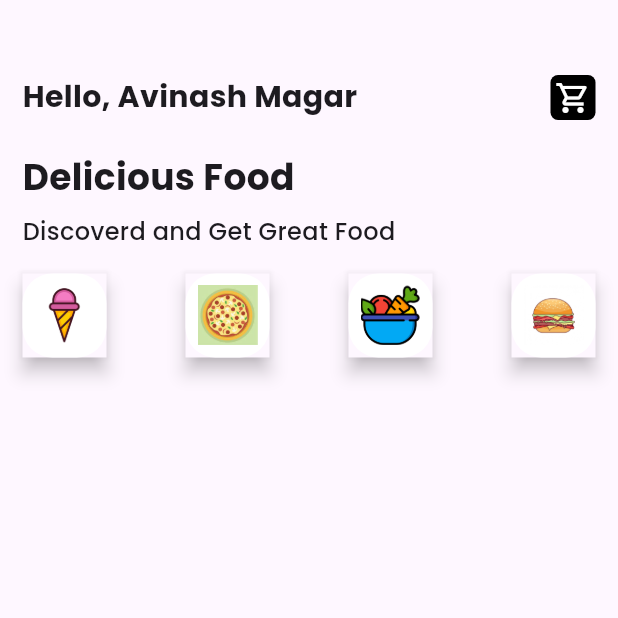
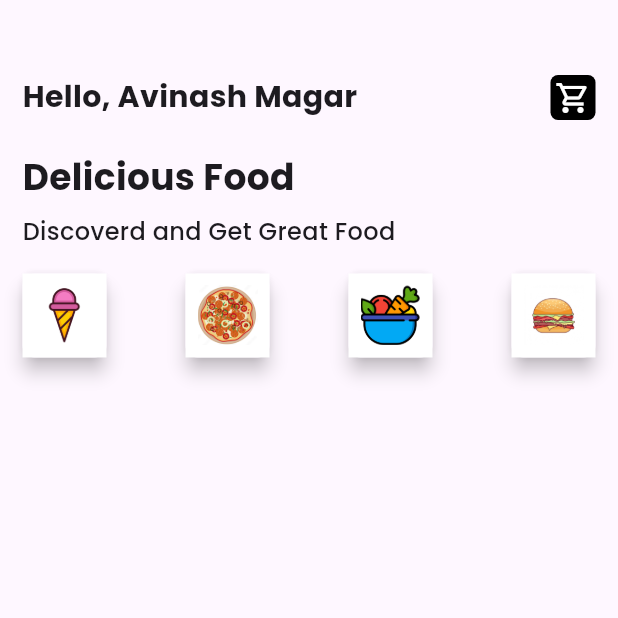
Before and after one commit to Avinash174/khana-khazana, a Flutter app: the screen it shows after launch, on a phone screen of 412 x 824 dp, the top half of it. Run offline on Flutter 3.47's test engine with Material 3 defaults, Android fonts, the phone set to English and light mode, and no system bars; our stand-ins replace google_fonts.

Commit message:
new changes done

```diff
--- a/lib/pages/home_page.dart
+++ b/lib/pages/home_page.dart
@@ -83,14 +83,14 @@ class _HomePageState extends State<HomePage> {
                     setState(() {});
                   },
                   child: Material(
+                    borderRadius: const BorderRadius.all(
+                      Radius.circular(8),
+                    ),
                     elevation: 5,
                     child: Container(
                       padding: const EdgeInsets.all(8),
                       decoration: BoxDecoration(
                         color: icecream ? Colors.pink : Colors.white,
-                        borderRadius: const BorderRadius.all(
-                          Radius.circular(20),
-                        ),
                       ),
                       child: Image.asset(
                         'assets/icons/icon_icecream.png',
@@ -110,17 +110,17 @@ class _HomePageState extends State<HomePage> {
                     setState(() {});
                   },
                   child: Material(
+                    borderRadius: const BorderRadius.all(
+                      Radius.circular(8),
+                    ),
                     elevation: 5,
                     child: Container(
                       padding: const EdgeInsets.all(8),
                       decoration: BoxDecoration(
                         color: pizza ? Colors.green : Colors.white,
-                        borderRadius: const BorderRadius.all(
-                          Radius.circular(20),
-                        ),
                       ),
                       child: Image.asset(
-                        'assets/icons/icon_pizza.jpeg',
+                        'assets/icons/icon_pizza.png',
                         height: 40,
                         width: 40,
                         fit: BoxFit.cover,
@@ -138,13 +138,13 @@ class _HomePageState extends State<HomePage> {
                   },
                   child: Material(
                     elevation: 5,
+                    borderRadius: const BorderRadius.all(
+                      Radius.circular(8),
+                    ),
                     child: Container(
                       padding: const EdgeInsets.all(8),
                       decoration: BoxDecoration(
                         color: salad ? Colors.red : Colors.white,
-                        borderRadius: const BorderRadius.all(
-                          Radius.circular(20),
-                        ),
                       ),
                       child: Image.asset(
                         'assets/icons/icon_salad.png',
@@ -164,14 +164,14 @@ class _HomePageState extends State<HomePage> {
                     setState(() {});
                   },
                   child: Material(
+                    borderRadius: const BorderRadius.all(
+                      Radius.circular(8),
+                    ),
                     elevation: 5,
                     child: Container(
                       padding: const EdgeInsets.all(8),
                       decoration: BoxDecoration(
                         color: burger ? Colors.red : Colors.white,
-                        borderRadius: const BorderRadius.all(
-                          Radius.circular(20),
-                        ),
                       ),
                       child: Image.asset(
                         'assets/icons/icon_burger.png',
```
Also changed, not shown: assets/icons/icon_pizza.jpeg (deleted), assets/icons/icon_pizza.png (added).
